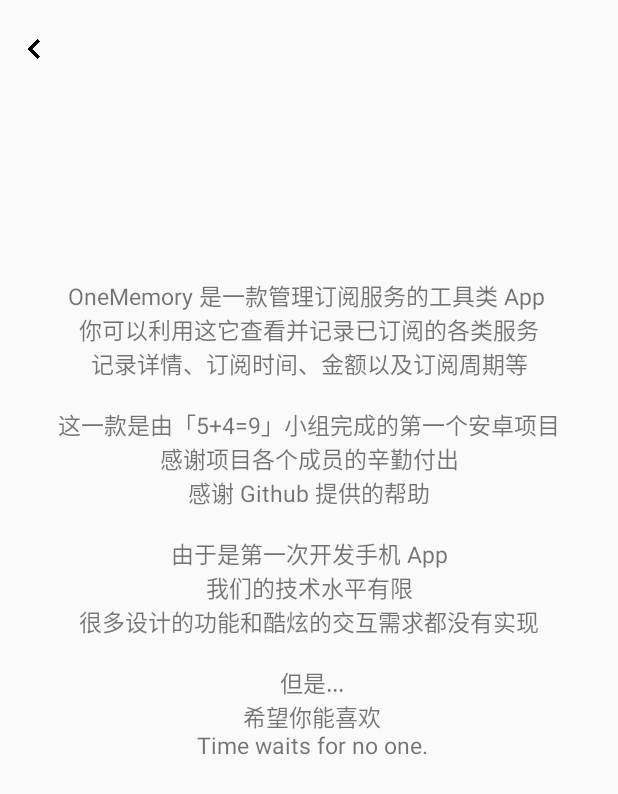
After one commit to chiperman/OneMemory, an Android app: the Aboutus screen opened directly, with no data from a screen before it, on a phone screen of 412 x 824 dp. The commit adds this screen. Shown: the top 794 px of the screen. Run offline under Robolectric (Android 15) with nearby library versions, the phone set to English and light mode, and no system bars.

```diff
--- a/app/src/main/AndroidManifest.xml
+++ b/app/src/main/AndroidManifest.xml
@@ -15,6 +15,7 @@
         <activity android:name=".viewCard.viewCard"></activity>
         <activity android:name=".MainActivity"></activity>
         <activity android:name=".Rylist.AddListActivity"></activity>
+        <activity android:name=".settings.Aboutus"></activity>
         <activity android:name=".Splash.Splash">
             <intent-filter>
                 <action android:name="android.intent.action.MAIN" />
--- /dev/null
+++ b/app/src/main/java/com/example/onememory/settings/Aboutus.java
@@ -0,0 +1,51 @@
+package com.example.onememory.settings;
+
+import android.app.Activity;
+import android.graphics.Color;
+import android.os.Bundle;
+import android.view.View;
+import android.view.WindowManager;
+import android.widget.ImageView;
+
+import com.example.onememory.R;
+
+public class Aboutus extends Activity implements View.OnClickListener {
+
+    private ImageView iv_back;
+
+    @Override
+    protected void onCreate(Bundle savedInstanceState) {
+        super.onCreate(savedInstanceState);
+        setContentView(R.layout.activity_aboutus);
+
+        setPlaceUp();
+
+        init();
+    }
+
+    public void init() {
+        iv_back = findViewById(R.id.about_back);
+        iv_back.setOnClickListener(this);
+    }
+
+    public void setPlaceUp() {
+        // 1.顶部沉浸式状态栏
+        //getWindow().addFlags(WindowManager.LayoutParams.FLAG_TRANSLUCENT_STATUS);
+        // 2.沉浸式下方的三大金刚
+        getWindow().addFlags(WindowManager.LayoutParams.FLAG_TRANSLUCENT_NAVIGATION);
+
+        // 3.顶部状态栏透明
+        // 注意！！！1 和 3 不能同时使用
+        getWindow().setStatusBarColor(Color.TRANSPARENT);
+
+        // 4.设置状态栏文字为暗色
+        getWindow().getDecorView().setSystemUiVisibility(
+                View.SYSTEM_UI_FLAG_LAYOUT_FULLSCREEN |
+                        View.SYSTEM_UI_FLAG_LIGHT_STATUS_BAR);
+    }
+
+    @Override
+    public void onClick(View v) {
+        onBackPressed();
+    }
+}
--- /dev/null
+++ b/app/src/main/res/layout/activity_aboutus.xml
@@ -0,0 +1,30 @@
+<?xml version="1.0" encoding="utf-8"?>
+<LinearLayout xmlns:android="http://schemas.android.com/apk/res/android"
+        android:layout_width="match_parent"
+        android:layout_height="match_parent"
+        android:fitsSystemWindows="true"
+        android:orientation="vertical">
+
+    <ImageView
+            android:id="@+id/about_back"
+            android:layout_width="25dp"
+            android:layout_height="25dp"
+            android:layout_marginLeft="10dp"
+            android:layout_marginTop="20dp"
+            android:layout_marginBottom="10dp"
+            android:src="@drawable/back_s_arrow">
+
+    </ImageView>
+
+    <TextView
+            android:layout_width="wrap_content"
+            android:layout_height="wrap_content"
+            android:layout_gravity="center_horizontal"
+            android:layout_marginTop="130dp"
+            android:gravity="center_horizontal"
+            android:text="@string/about_us"
+            android:textSize="15sp">
+
+    </TextView>
+
+</LinearLayout>
--- a/app/src/main/res/layout/activity_subscribe.xml
+++ b/app/src/main/res/layout/activity_subscribe.xml
@@ -21,7 +21,6 @@
                 android:layout_marginLeft="10dp"
                 android:layout_marginTop="20dp"
                 android:layout_marginBottom="10dp"
-
                 android:src="@drawable/back_s_arrow">
 
         </ImageView>
@@ -34,7 +33,7 @@
                 android:gravity="center"
                 android:text="添加订阅"
                 android:textColor="@color/mainTextColor"
-                android:textSize="20sp">
+                android:textSize="@dimen/titlesize">
 
         </TextView>
 
--- a/app/src/main/res/layout/app_item.xml
+++ b/app/src/main/res/layout/app_item.xml
@@ -13,9 +13,8 @@
             android:backgroundTint="@color/colorAccent"
             android:background="@drawable/radius_item">
 
-        <com.makeramen.roundedimageview.RoundedImageView
+        <ImageView
                 android:id="@+id/riv_app_icon"
-                app:riv_corner_radius="20dip"
                 android:layout_width="60dp"
                 android:layout_height="60dp"
                 android:layout_marginStart="10dp"
--- a/app/src/main/res/values/strings.xml
+++ b/app/src/main/res/values/strings.xml
@@ -3,7 +3,7 @@
     <string name="subscribe_title">请选择订阅方式</string>
 
     <string name="agreement">
-            本应用尊重并保护所有使用服务用户的个人隐私权。
+        \u3000\u3000 本应用尊重并保护所有使用服务用户的个人隐私权。
         为了给您提供更准确、更有个性化的服务，本应用会按照本隐私权政策的规定使用和披露您的个人信息。
         但本应用将以高度的勤勉、审慎义务对待这些信息。
         除本隐私权政策另有规定外，在未征得您事先许可的情况下，本应用不会将这些信息对外披露或向第三方提供。
@@ -12,6 +12,24 @@
         本隐私权政策属于本应用服务使用协议不可分割的一部分。
     </string>
 
+    <string name="about_us">
+        OneMemory 是一款管理订阅服务的工具类 App \n
+        你可以利用这它查看并记录已订阅的各类服务 \n
+        记录详情、订阅时间、金额以及订阅周期等 \n
+        \n
+        这一款是由「5+4=9」小组完成的第一个安卓项目 \n
+        感谢项目各个成员的辛勤付出 \n
+        感谢 Github 提供的帮助 \n
+        \n
+        由于是第一次开发手机 App \n
+        我们的技术水平有限 \n
+        很多设计的功能和酷炫的交互需求都没有实现 \n
+        \n
+        但是...\n
+        希望你能喜欢\
+        Time waits for no one.
+    </string>
+
     <dimen name="width">330dp</dimen>
     <dimen name="height">80dp</dimen>
     <dimen name="titlesize">20sp</dimen>
```
Also changed, not shown: app/src/main/java/com/example/onememory/MainActivity.java (+50 -16 lines), app/src/main/java/com/example/onememory/Rylist/AddListActivity.java (+17 -0 lines), app/src/main/java/com/example/onememory/app_item/AppItem.java (+15 -11 lines), app/src/main/java/com/example/onememory/mainActivity/SubscribeAdapter.java (+19 -1 lines), app/src/main/java/com/example/onememory/settings/Settings.java (+2 -10 lines), app/src/main/res/layout/activity_list.xml (+27 -32 lines), app/src/main/res/layout/settings.xml (deleted, +0 -78 lines).
